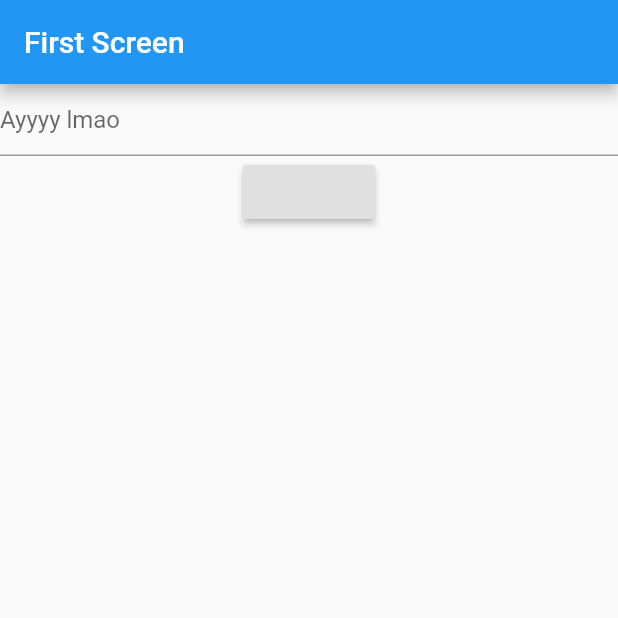
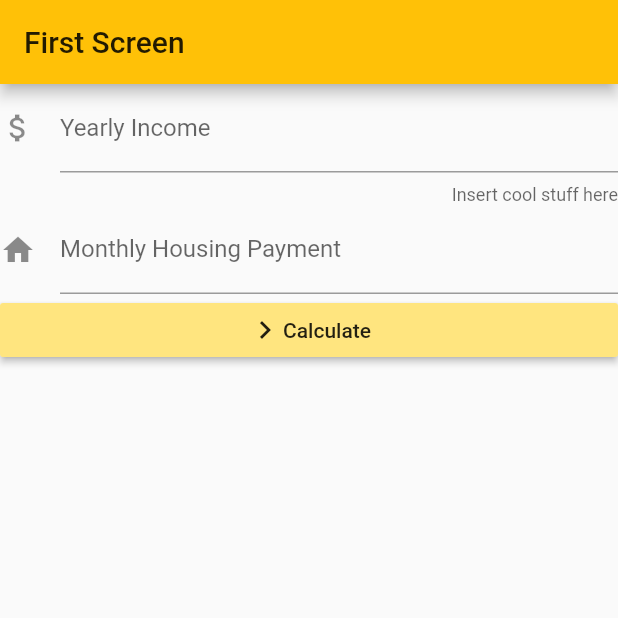
Before and after one commit to JoeyKramer1/routingthebasics, a Flutter app: the screen it shows after launch, on a phone screen of 412 x 824 dp, the top half of it. Run offline on Flutter 3.47's test engine with Material 2 defaults, Android fonts, the phone set to English and light mode, and no system bars.

```diff
--- a/lib/main.dart
+++ b/lib/main.dart
@@ -1,14 +1,25 @@
 import 'package:flutter/material.dart';
+import 'package:routingthebasics/ExpenseRow.dart';
 
 void main() {
   runApp(new MaterialApp(
     title: 'Navigation Basics',
     home: new FirstScreen(),
+    theme: new ThemeData(
+      primaryColor: Colors.amber[500],
+      textSelectionHandleColor: Colors.blueGrey[500],
+      accentColor: Colors.amberAccent[100],
+      ),
   ));
+
 }
 
 
-final myController = new TextEditingController();
+final incomeController = new TextEditingController();
+final housingController = new TextEditingController();
+final autoController = new TextEditingController();
+final cellPhoneController = new TextEditingController();
+final otherShitController = new TextEditingController();
 
 class FirstScreen extends StatelessWidget {
 
@@ -20,23 +31,53 @@ class FirstScreen extends StatelessWidget {
         title: new Text('First Screen'),
       ),
       body: new Center(
-        child: new Column(
+        child: new ListView(
           children: <Widget>[
             new TextField(
-              controller: myController,
-              decoration: new InputDecoration( hintText: "Ayyyy lmao",
-                labelStyle:  new TextStyle( color: Colors.red),
+              controller: incomeController,
+              decoration: new InputDecoration( labelText: "Yearly Income",
+                icon: new Icon(Icons.attach_money),
+                counterText: "Insert cool stuff here",
+              ),
 
-              )
-              ,
+              keyboardType: TextInputType.number,
             ),
-            new RaisedButton(onPressed: ()
+            new TextField(
+              controller: housingController,
+              decoration: new InputDecoration( labelText: "Monthly Housing Payment",
+                icon: new Icon(Icons.home),
+              ),
+
+              keyboardType: TextInputType.number,
+            ),
+
+
+         //   ExpenseRow('testing', Icon(Icons.money_off), autoController),
+
+
+            new RaisedButton(
+                color: Theme.of(context).accentColor,
+                child: new Row(
+                  mainAxisAlignment: MainAxisAlignment.center,
+                  children: <Widget>[
+                    Icon(Icons.navigate_next),
+                    Text("Calculate"),
+
+
+                  ],
+                ),
+                onPressed: ()
               {
                 Navigator.push(context, new MaterialPageRoute(builder: (context) => new SecondScreen()));
-                print(myController.toString());
+                print(incomeController.toString());
+
 
               }
-    )])));
+    )
+          ]
+        )
+      )
+    );
   }
 }
 
@@ -65,14 +106,14 @@ class SecondScreen extends StatelessWidget {
   Widget build(BuildContext context) {
     return new Scaffold(
       appBar: new AppBar(
-        title: new Text(myController.text),
+        title: new Text(incomeController.text),
       ),
       body: new Center(
         child: new RaisedButton(
           onPressed: () {
             Navigator.pop(context);
           },
-          child: new Text(myController.text),
+          child: new Text(incomeController.text),
         ),
       ),
     );
```
Also changed, not shown: lib/ExpenseRow.dart (added, +40 -0 lines), lib/MyForm.dart (added, +59 -0 lines), lib/MyFormCodeExample.dart (added, +74 -0 lines).
